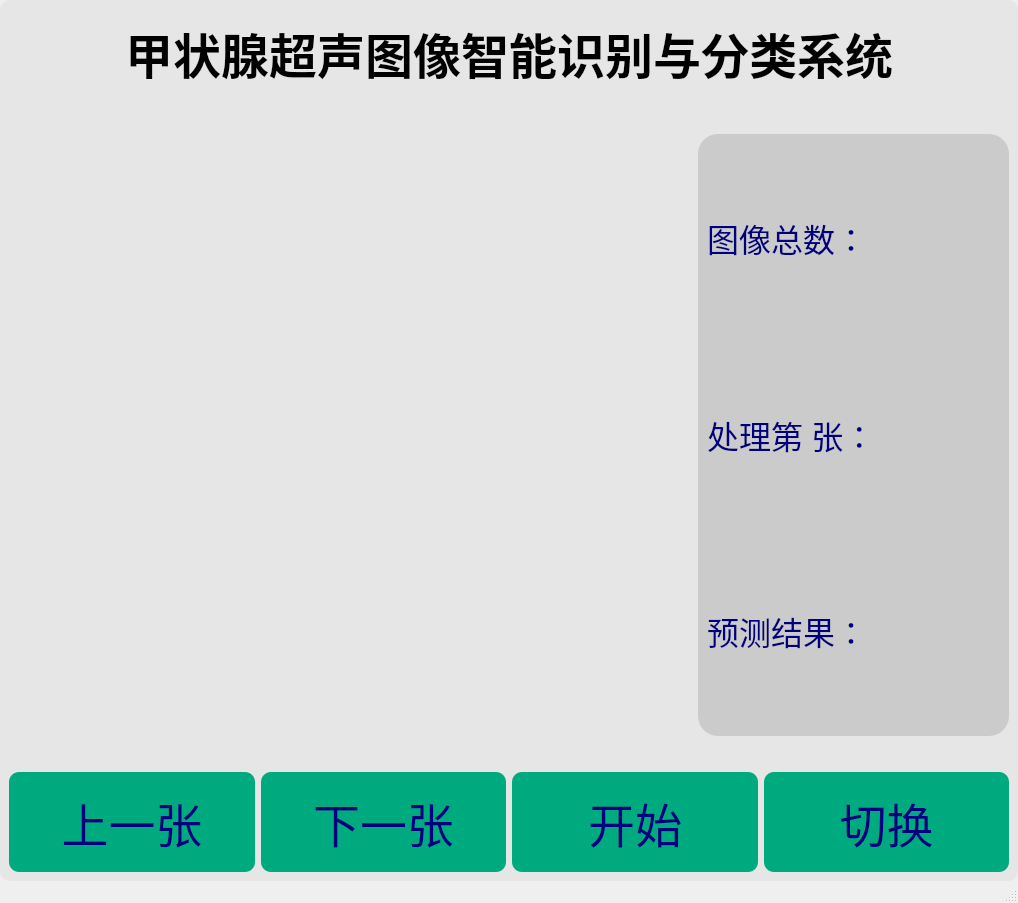
sunbrown/misc, file myui.ui: the form before one commit.
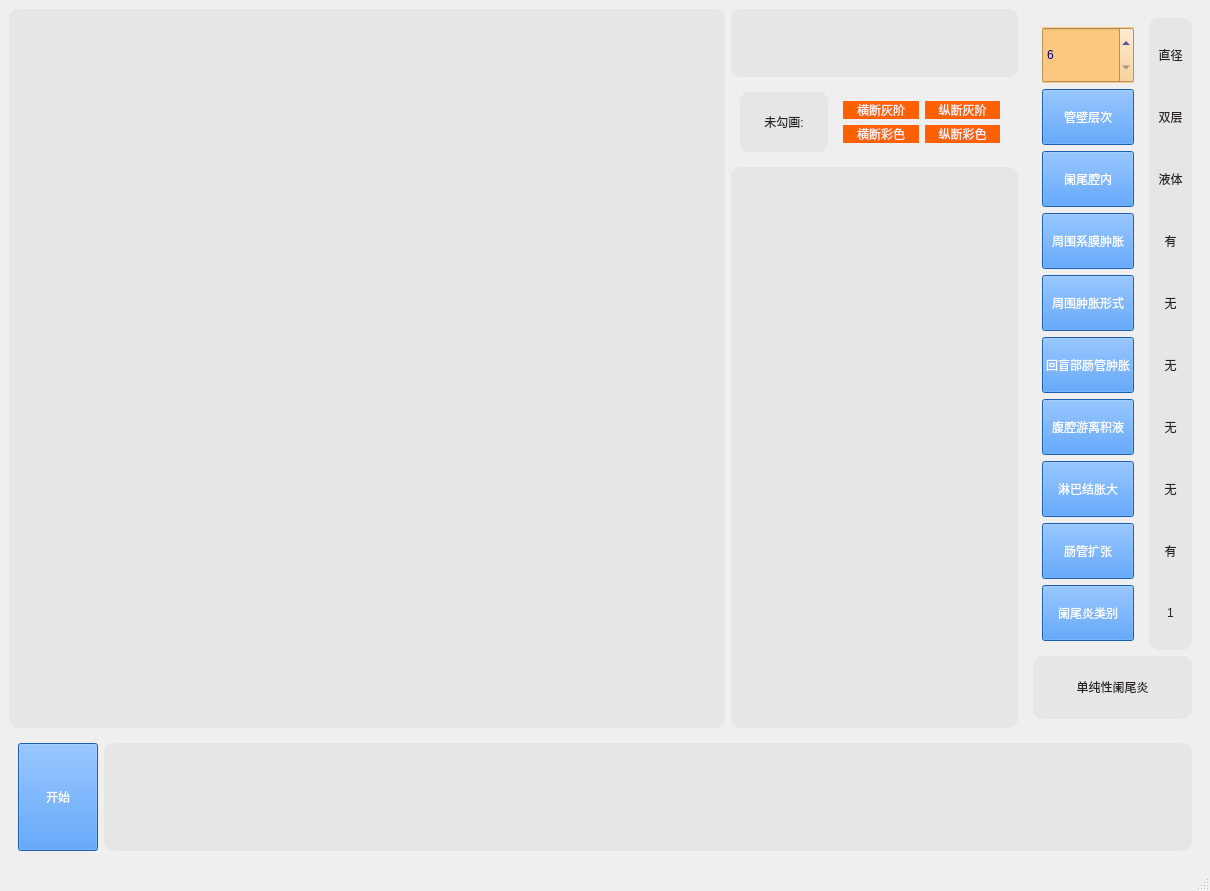
The form after the commit.

The edit to the form file:
```diff
--- a/myui.ui
+++ b/myui.ui
@@ -6,8 +6,8 @@
    <rect>
     <x>0</x>
     <y>0</y>
-    <width>1018</width>
-    <height>903</height>
+    <width>1210</width>
+    <height>891</height>
    </rect>
   </property>
   <property name="windowTitle">
@@ -18,286 +18,568 @@
   </property>
   <widget class="QWidget" name="centralwidget">
    <property name="styleSheet">
-    <string notr="true">background-color: rgb(230, 230, 230);
-border-radius:10px;
-</string>
+    <string notr="true"/>
    </property>
    <layout class="QGridLayout" name="gridLayout_2">
     <item row="0" column="0">
-     <layout class="QVBoxLayout" name="verticalLayout" stretch="0,1,20,1,1">
+     <layout class="QVBoxLayout" name="verticalLayout" stretch="40,5">
       <item>
-       <widget class="QWidget" name="QWidget1" native="true">
-        <property name="styleSheet">
-         <string notr="true"/>
-        </property>
-        <layout class="QVBoxLayout" name="verticalLayout_12" stretch="0">
-         <property name="sizeConstraint">
-          <enum>QLayout::SetNoConstraint</enum>
-         </property>
-         <item alignment="Qt::AlignHCenter">
-          <widget class="QLabel" name="label_title_4">
-           <property name="enabled">
-            <bool>true</bool>
-           </property>
-           <property name="font">
-            <font>
-             <family>Agency FB</family>
-             <pointsize>28</pointsize>
-             <weight>50</weight>
-             <italic>false</italic>
-             <bold>false</bold>
-            </font>
-           </property>
+       <layout class="QHBoxLayout" name="horizontalLayout_23" stretch="5,2,0">
+        <item>
+         <widget class="QWidget" name="widget" native="true">
+          <property name="styleSheet">
+           <string notr="true">background-color: rgb(230, 230, 230);
+border-radius:10px;
+</string>
+          </property>
+          <layout class="QGridLayout" name="gridLayout_4">
+           <item row="0" column="0">
+            <layout class="QGridLayout" name="gridLayout_3"/>
+           </item>
+          </layout>
+         </widget>
+        </item>
+        <item>
+         <layout class="QVBoxLayout" name="verticalLayout_4" stretch="1,1,20">
+          <item>
+           <widget class="QTextBrowser" name="textBrowser_1">
+            <property name="styleSheet">
+             <string notr="true">background-color: rgb(230, 230, 230);
+border-radius:10px;
+font: 20pt &quot;楷体&quot;;
+color: rgb(176,23,31);</string>
+            </property>
+           </widget>
+          </item>
+          <item>
+           <widget class="QWidget" name="widget5" native="true">
+            <layout class="QHBoxLayout" name="horizontalLayout_2" stretch="1,2">
+             <item>
+              <widget class="QLabel" name="label10">
+               <property name="styleSheet">
+                <string notr="true">background-color: rgb(230, 230, 230);
+border-radius:10px;
+
+
+font: 20pt &quot;楷体&quot;;
+color: rgb(41, 36, 33);</string>
+               </property>
+               <property name="text">
+                <string>&lt;html&gt;&lt;head/&gt;&lt;body&gt;&lt;p align=&quot;center&quot;&gt;未勾画:&lt;/p&gt;&lt;/body&gt;&lt;/html&gt;</string>
+               </property>
+              </widget>
+             </item>
+             <item>
+              <widget class="QWidget" name="gridWidget" native="true">
+               <property name="styleSheet">
+                <string notr="true">height:10px;
+border-radius:10px;
+font: 15pt &quot;楷体&quot;;
+color: rgb(240, 240, 240);</string>
+               </property>
+               <layout class="QGridLayout" name="gridLayout_5">
+                <item row="2" column="1">
+                 <widget class="QLabel" name="label3">
+                  <property name="styleSheet">
+                   <string notr="true">background-color:rgb(255,97,0)
+</string>
+                  </property>
+                  <property name="text">
+                   <string>&lt;html&gt;&lt;head/&gt;&lt;body&gt;&lt;p align=&quot;center&quot;&gt;纵断彩色&lt;/p&gt;&lt;/body&gt;&lt;/html&gt;</string>
+                  </property>
+                 </widget>
+                </item>
+                <item row="0" column="0">
+                 <widget class="QLabel" name="label0">
+                  <property name="styleSheet">
+                   <string notr="true">background-color:rgb(255,97,0)
+</string>
+                  </property>
+                  <property name="text">
+                   <string>&lt;html&gt;&lt;head/&gt;&lt;body&gt;&lt;p align=&quot;center&quot;&gt;横断灰阶&lt;/p&gt;&lt;/body&gt;&lt;/html&gt;</string>
+                  </property>
+                 </widget>
+                </item>
+                <item row="2" column="0">
+                 <widget class="QLabel" name="label2">
+                  <property name="styleSheet">
+                   <string notr="true">background-color:rgb(255,97,0)
+</string>
+                  </property>
+                  <property name="text">
+                   <string>&lt;html&gt;&lt;head/&gt;&lt;body&gt;&lt;p align=&quot;center&quot;&gt;横断彩色&lt;/p&gt;&lt;/body&gt;&lt;/html&gt;</string>
+                  </property>
+                 </widget>
+                </item>
+                <item row="0" column="1">
+                 <widget class="QLabel" name="label1">
+                  <property name="styleSheet">
+                   <string notr="true">background-color:rgb(255,97,0)
+</string>
+                  </property>
+                  <property name="text">
+                   <string>&lt;html&gt;&lt;head/&gt;&lt;body&gt;&lt;p align=&quot;center&quot;&gt;纵断灰阶&lt;/p&gt;&lt;/body&gt;&lt;/html&gt;</string>
+                  </property>
+                 </widget>
+                </item>
+               </layout>
+              </widget>
+             </item>
+            </layout>
+           </widget>
+          </item>
+          <item>
+           <widget class="QTextBrowser" name="textBrowser_3">
+            <property name="styleSheet">
+             <string notr="true">background-color: rgb(230, 230, 230);
+border-radius:10px;
+font: 15pt &quot;楷体&quot;;
+color: rgb(41, 36, 33);</string>
+            </property>
+            <property name="html">
+             <string>&lt;!DOCTYPE HTML PUBLIC &quot;-//W3C//DTD HTML 4.0//EN&quot; &quot;http://www.w3.org/TR/REC-html40/strict.dtd&quot;&gt;
+&lt;html&gt;&lt;head&gt;&lt;meta name=&quot;qrichtext&quot; content=&quot;1&quot; /&gt;&lt;style type=&quot;text/css&quot;&gt;
+p, li { white-space: pre-wrap; }
+&lt;/style&gt;&lt;/head&gt;&lt;body style=&quot; font-family:'楷体'; font-size:15pt; font-weight:400; font-style:normal;&quot;&gt;
+&lt;p style=&quot;-qt-paragraph-type:empty; margin-top:0px; margin-bottom:0px; margin-left:0px; margin-right:0px; -qt-block-indent:0; text-indent:0px;&quot;&gt;&lt;br /&gt;&lt;/p&gt;&lt;/body&gt;&lt;/html&gt;</string>
+            </property>
+           </widget>
+          </item>
+         </layout>
+        </item>
+        <item>
+         <widget class="QWidget" name="QWidget2" native="true">
+          <property name="styleSheet">
+           <string notr="true"/>
+          </property>
+          <layout class="QVBoxLayout" name="verticalLayout_15" stretch="10,1">
+           <item>
+            <layout class="QHBoxLayout" name="horizontalLayout" stretch="0,0">
+             <item>
+              <widget class="QWidget" name="widget4" native="true">
+               <property name="styleSheet">
+                <string notr="true">font: 20pt &quot;楷体&quot;;
+</string>
+               </property>
+               <layout class="QVBoxLayout" name="verticalLayout_3">
+                <item>
+                 <widget class="QSpinBox" name="spinBox">
+                  <property name="sizePolicy">
+                   <sizepolicy hsizetype="Minimum" vsizetype="Preferred">
+                    <horstretch>0</horstretch>
+                    <verstretch>0</verstretch>
+                   </sizepolicy>
+                  </property>
+                  <property name="autoFillBackground">
+                   <bool>true</bool>
+                  </property>
+                  <property name="styleSheet">
+                   <string notr="true">background-color: rgb(250, 200, 127);
+height:40px;
+font: 30pt &quot;楷体&quot;;
+color: rgb(0, 0, 127);</string>
+                  </property>
+                  <property name="minimum">
+                   <number>6</number>
+                  </property>
+                  <property name="maximum">
+                   <number>15</number>
+                  </property>
+                  <property name="singleStep">
+                   <number>1</number>
+                  </property>
+                 </widget>
+                </item>
+                <item>
+                 <widget class="QPushButton" name="pushButton_2">
+                  <property name="sizePolicy">
+                   <sizepolicy hsizetype="Preferred" vsizetype="Preferred">
+                    <horstretch>0</horstretch>
+                    <verstretch>0</verstretch>
+                   </sizepolicy>
+                  </property>
+                  <property name="styleSheet">
+                   <string notr="true">
+font: 20pt &quot;楷体&quot;;
+color: rgb(255, 255, 255);
+background-color:rgb(38, 131, 245);</string>
+                  </property>
+                  <property name="text">
+                   <string>管壁层次</string>
+                  </property>
+                 </widget>
+                </item>
+                <item>
+                 <widget class="QPushButton" name="pushButton_3">
+                  <property name="sizePolicy">
+                   <sizepolicy hsizetype="Preferred" vsizetype="Preferred">
+                    <horstretch>0</horstretch>
+                    <verstretch>0</verstretch>
+                   </sizepolicy>
+                  </property>
+                  <property name="styleSheet">
+                   <string notr="true">height:40px;
+font: 20pt &quot;楷体&quot;;
+color: rgb(255, 255, 255);
+background-color:rgb(38, 131, 245);</string>
+                  </property>
+                  <property name="text">
+                   <string>阑尾腔内</string>
+                  </property>
+                 </widget>
+                </item>
+                <item>
+                 <widget class="QPushButton" name="pushButton_4">
+                  <property name="sizePolicy">
+                   <sizepolicy hsizetype="Preferred" vsizetype="Preferred">
+                    <horstretch>0</horstretch>
+                    <verstretch>0</verstretch>
+                   </sizepolicy>
+                  </property>
+                  <property name="styleSheet">
+                   <string notr="true">height:40px;
+font: 20pt &quot;楷体&quot;;
+color: rgb(255, 255, 255);
+background-color:rgb(38, 131, 245);</string>
+                  </property>
+                  <property name="text">
+                   <string>周围系膜肿胀</string>
+                  </property>
+                 </widget>
+                </item>
+                <item>
+                 <widget class="QPushButton" name="pushButton_5">
+                  <property name="sizePolicy">
+                   <sizepolicy hsizetype="Preferred" vsizetype="Preferred">
+                    <horstretch>0</horstretch>
+                    <verstretch>0</verstretch>
+                   </sizepolicy>
+                  </property>
+                  <property name="styleSheet">
+                   <string notr="true">height:40px;
+font: 20pt &quot;楷体&quot;;
+color: rgb(255, 255, 255);
+background-color:rgb(38, 131, 245);</string>
+                  </property>
+                  <property name="text">
+                   <string>周围肿胀形式</string>
+                  </property>
+                 </widget>
+                </item>
+                <item>
+                 <widget class="QPushButton" name="pushButton_6">
+                  <property name="sizePolicy">
+                   <sizepolicy hsizetype="Preferred" vsizetype="Preferred">
+                    <horstretch>0</horstretch>
+                    <verstretch>0</verstretch>
+                   </sizepolicy>
+                  </property>
+                  <property name="styleSheet">
+                   <string notr="true">height:40px;
+font: 20pt &quot;楷体&quot;;
+color: rgb(255, 255, 255);
+background-color:rgb(38, 131, 245);</string>
+                  </property>
+                  <property name="text">
+                   <string>回盲部肠管肿胀</string>
+                  </property>
+                 </widget>
+                </item>
+                <item>
+                 <widget class="QPushButton" name="pushButton_7">
+                  <property name="sizePolicy">
+                   <sizepolicy hsizetype="Preferred" vsizetype="Preferred">
+                    <horstretch>0</horstretch>
+                    <verstretch>0</verstretch>
+                   </sizepolicy>
+                  </property>
+                  <property name="styleSheet">
+                   <string notr="true">height:40px;
+font: 20pt &quot;楷体&quot;;
+color: rgb(255, 255, 255);
+background-color:rgb(38, 131, 245);</string>
+                  </property>
+                  <property name="text">
+                   <string>腹腔游离积液</string>
+                  </property>
+                 </widget>
+                </item>
+                <item>
+                 <widget class="QPushButton" name="pushButton_8">
+                  <property name="sizePolicy">
+                   <sizepolicy hsizetype="Preferred" vsizetype="Preferred">
+                    <horstretch>0</horstretch>
+                    <verstretch>0</verstretch>
+                   </sizepolicy>
+                  </property>
+                  <property name="styleSheet">
+                   <string notr="true">height:40px;
+font: 20pt &quot;楷体&quot;;
+color: rgb(255, 255, 255);
+background-color:rgb(38, 131, 245);</string>
+                  </property>
+                  <property name="text">
+                   <string>淋巴结胀大</string>
+                  </property>
+                 </widget>
+                </item>
+                <item>
+                 <widget class="QPushButton" name="pushButton_9">
+                  <property name="sizePolicy">
+                   <sizepolicy hsizetype="Preferred" vsizetype="Preferred">
+                    <horstretch>0</horstretch>
+                    <verstretch>0</verstretch>
+                   </sizepolicy>
+                  </property>
+                  <property name="styleSheet">
+                   <string notr="true">height:40px;
+font: 20pt &quot;楷体&quot;;
+color: rgb(255, 255, 255);
+background-color:rgb(38, 131, 245);</string>
+                  </property>
+                  <property name="text">
+                   <string>肠管扩张</string>
+                  </property>
+                 </widget>
+                </item>
+                <item>
+                 <widget class="QPushButton" name="pushButton_10">
+                  <property name="sizePolicy">
+                   <sizepolicy hsizetype="Preferred" vsizetype="Preferred">
+                    <horstretch>0</horstretch>
+                    <verstretch>0</verstretch>
+                   </sizepolicy>
+                  </property>
+                  <property name="styleSheet">
+                   <string notr="true">height:40px;
+font: 20pt &quot;楷体&quot;;
+color: rgb(255, 255, 255);
+background-color:rgb(38, 131, 245);</string>
+                  </property>
+                  <property name="text">
+                   <string>阑尾炎类别</string>
+                  </property>
+                 </widget>
+                </item>
+               </layout>
+              </widget>
+             </item>
+             <item>
+              <widget class="QWidget" name="widget3" native="true">
+               <property name="styleSheet">
+                <string notr="true">background-color: rgb(230, 230, 230);
+border-radius:10px;
+
+
+font: 20pt &quot;楷体&quot;;
+color: rgb(41, 36, 33);</string>
+               </property>
+               <layout class="QVBoxLayout" name="verticalLayout_2">
+                <item>
+                 <widget class="QLabel" name="label_1">
+                  <property name="styleSheet">
+                   <string notr="true"/>
+                  </property>
+                  <property name="text">
+                   <string>直径</string>
+                  </property>
+                  <property name="alignment">
+                   <set>Qt::AlignCenter</set>
+                  </property>
+                 </widget>
+                </item>
+                <item>
+                 <widget class="QLabel" name="label_2">
+                  <property name="styleSheet">
+                   <string notr="true"/>
+                  </property>
+                  <property name="text">
+                   <string>双层</string>
+                  </property>
+                  <property name="alignment">
+                   <set>Qt::AlignCenter</set>
+                  </property>
+                 </widget>
+                </item>
+                <item>
+                 <widget class="QLabel" name="label_3">
+                  <property name="styleSheet">
+                   <string notr="true"/>
+                  </property>
+                  <property name="text">
+                   <string>液体</string>
+                  </property>
+                  <property name="alignment">
+                   <set>Qt::AlignCenter</set>
+                  </property>
+                 </widget>
+                </item>
+                <item>
+                 <widget class="QLabel" name="label_4">
+                  <property name="styleSheet">
+                   <string notr="true"/>
+                  </property>
+                  <property name="text">
+                   <string>有</string>
+                  </property>
+                  <property name="alignment">
+                   <set>Qt::AlignCenter</set>
+                  </property>
+                 </widget>
+                </item>
+                <item>
+                 <widget class="QLabel" name="label_5">
+                  <property name="styleSheet">
+                   <string notr="true"/>
+                  </property>
+                  <property name="text">
+                   <string>无</string>
+                  </property>
+                  <property name="alignment">
+                   <set>Qt::AlignCenter</set>
+                  </property>
+                 </widget>
+                </item>
+                <item>
+                 <widget class="QLabel" name="label_6">
+                  <property name="enabled">
+                   <bool>true</bool>
+                  </property>
+                  <property name="sizePolicy">
+                   <sizepolicy hsizetype="Preferred" vsizetype="Preferred">
+                    <horstretch>0</horstretch>
+                    <verstretch>0</verstretch>
+                   </sizepolicy>
+                  </property>
+                  <property name="mouseTracking">
+                   <bool>false</bool>
+                  </property>
+                  <property name="styleSheet">
+                   <string notr="true"/>
+                  </property>
+                  <property name="text">
+                   <string>无</string>
+                  </property>
+                  <property name="scaledContents">
+                   <bool>false</bool>
+                  </property>
+                  <property name="alignment">
+                   <set>Qt::AlignCenter</set>
+                  </property>
+                 </widget>
+                </item>
+                <item>
+                 <widget class="QLabel" name="label_7">
+                  <property name="styleSheet">
+                   <string notr="true"/>
+                  </property>
+                  <property name="text">
+                   <string>无</string>
+                  </property>
+                  <property name="alignment">
+                   <set>Qt::AlignCenter</set>
+                  </property>
+                 </widget>
+                </item>
+                <item>
+                 <widget class="QLabel" name="label_8">
+                  <property name="styleSheet">
+                   <string notr="true"/>
+                  </property>
+                  <property name="text">
+                   <string>无</string>
+                  </property>
+                  <property name="alignment">
+                   <set>Qt::AlignCenter</set>
+                  </property>
+                 </widget>
+                </item>
+                <item>
+                 <widget class="QLabel" name="label_9">
+                  <property name="styleSheet">
+                   <string notr="true"/>
+                  </property>
+                  <property name="text">
+                   <string>有</string>
+                  </property>
+                  <property name="alignment">
+                   <set>Qt::AlignCenter</set>
+                  </property>
+                 </widget>
+                </item>
+                <item>
+                 <widget class="QLabel" name="label_10">
+                  <property name="styleSheet">
+                   <string notr="true"/>
+                  </property>
+                  <property name="text">
+                   <string>1</string>
+                  </property>
+                  <property name="alignment">
+                   <set>Qt::AlignCenter</set>
+                  </property>
+                 </widget>
+                </item>
+               </layout>
+              </widget>
+             </item>
+            </layout>
+           </item>
+           <item>
+            <widget class="QLabel" name="label_11">
+             <property name="styleSheet">
+              <string notr="true">background-color: rgb(230, 230, 230);
+border-radius:10px;
+font: 20pt &quot;楷体&quot;;
+color: rgb(41, 36, 33);
+</string>
+             </property>
+             <property name="text">
+              <string>&lt;html&gt;&lt;head/&gt;&lt;body&gt;&lt;p align=&quot;center&quot;&gt;单纯性阑尾炎&lt;/p&gt;&lt;/body&gt;&lt;/html&gt;</string>
+             </property>
+            </widget>
+           </item>
+          </layout>
+         </widget>
+        </item>
+       </layout>
+      </item>
+      <item>
+       <widget class="QWidget" name="widget2" native="true">
+        <layout class="QHBoxLayout" name="horizontalLayout_24">
+         <item>
+          <widget class="QPushButton" name="start">
            <property name="styleSheet">
-            <string notr="true"/>
+            <string notr="true">height:100px;
+font: 35pt &quot;楷体&quot;;
+color: rgb(255, 255, 255);
+background-color:rgb(38, 131, 245);</string>
            </property>
            <property name="text">
+            <string>开始</string>
+           </property>
+          </widget>
+         </item>
+         <item>
+          <widget class="QTextBrowser" name="textBrowser_2">
+           <property name="styleSheet">
+            <string notr="true">background-color: rgb(230, 230, 230);
+border-radius:10px;
+font: 20pt &quot;楷体&quot;;
+color: rgb(41, 36, 33);</string>
+           </property>
+           <property name="html">
             <string>&lt;!DOCTYPE HTML PUBLIC &quot;-//W3C//DTD HTML 4.0//EN&quot; &quot;http://www.w3.org/TR/REC-html40/strict.dtd&quot;&gt;
 &lt;html&gt;&lt;head&gt;&lt;meta name=&quot;qrichtext&quot; content=&quot;1&quot; /&gt;&lt;style type=&quot;text/css&quot;&gt;
 p, li { white-space: pre-wrap; }
-&lt;/style&gt;&lt;/head&gt;&lt;body style=&quot; font-family:'微软雅黑'; font-size:30pt; font-weight:72; font-style:normal;&quot;&gt;
-&lt;p style=&quot; margin-top:12px; margin-bottom:12px; margin-left:0px; margin-right:0px; -qt-block-indent:0; text-indent:0px;&quot;&gt;&lt;span style=&quot; font-size:36pt; font-weight:600;&quot;&gt;甲状腺超声图像智能识别与分类系统&lt;/span&gt;&lt;/p&gt;&lt;/body&gt;&lt;/html&gt;</string>
+&lt;/style&gt;&lt;/head&gt;&lt;body style=&quot; font-family:'楷体'; font-size:20pt; font-weight:400; font-style:normal;&quot;&gt;
+&lt;p style=&quot;-qt-paragraph-type:empty; margin-top:0px; margin-bottom:0px; margin-left:0px; margin-right:0px; -qt-block-indent:0; text-indent:0px; font-size:10pt;&quot;&gt;&lt;br /&gt;&lt;/p&gt;&lt;/body&gt;&lt;/html&gt;</string>
            </property>
           </widget>
          </item>
         </layout>
        </widget>
       </item>
-      <item>
-       <spacer name="verticalSpacer">
-        <property name="orientation">
-         <enum>Qt::Vertical</enum>
-        </property>
-        <property name="sizeType">
-         <enum>QSizePolicy::Preferred</enum>
-        </property>
-        <property name="sizeHint" stdset="0">
-         <size>
-          <width>20</width>
-          <height>40</height>
-         </size>
-        </property>
-       </spacer>
-      </item>
-      <item>
-       <layout class="QHBoxLayout" name="horizontalLayout_23" stretch="1,20,1,10">
-        <item>
-         <spacer name="horizontalSpacer">
-          <property name="orientation">
-           <enum>Qt::Horizontal</enum>
-          </property>
-          <property name="sizeHint" stdset="0">
-           <size>
-            <width>40</width>
-            <height>20</height>
-           </size>
-          </property>
-         </spacer>
-        </item>
-        <item>
-         <widget class="QLabel" name="label_10">
-          <property name="text">
-           <string/>
-          </property>
-         </widget>
-        </item>
-        <item>
-         <spacer name="horizontalSpacer_10">
-          <property name="orientation">
-           <enum>Qt::Horizontal</enum>
-          </property>
-          <property name="sizeType">
-           <enum>QSizePolicy::Preferred</enum>
-          </property>
-          <property name="sizeHint" stdset="0">
-           <size>
-            <width>40</width>
-            <height>20</height>
-           </size>
-          </property>
-         </spacer>
-        </item>
-        <item>
-         <widget class="QWidget" name="QWidget2" native="true">
-          <property name="styleSheet">
-           <string notr="true">color: rgb(0, 0, 127);
-background-color: rgb(203, 203, 203);
-border-radius:20px;</string>
-          </property>
-          <layout class="QVBoxLayout" name="verticalLayout_15">
-           <item>
-            <widget class="QLabel" name="label_imNum_10">
-             <property name="font">
-              <font>
-               <family>楷体</family>
-               <pointsize>24</pointsize>
-               <weight>50</weight>
-               <italic>false</italic>
-               <bold>false</bold>
-              </font>
-             </property>
-             <property name="styleSheet">
-              <string notr="true">font: 24pt &quot;楷体&quot;;</string>
-             </property>
-             <property name="text">
-              <string>&lt;html&gt;&lt;head/&gt;&lt;body&gt;&lt;p&gt;&lt;span style=&quot; font-size:24pt;&quot;&gt;图像总数：&lt;/span&gt;&lt;/p&gt;&lt;/body&gt;&lt;/html&gt;</string>
-             </property>
-            </widget>
-           </item>
-           <item>
-            <widget class="QLabel" name="label_i_10">
-             <property name="font">
-              <font>
-               <family>楷体</family>
-               <pointsize>24</pointsize>
-               <weight>50</weight>
-               <italic>false</italic>
-               <bold>false</bold>
-              </font>
-             </property>
-             <property name="styleSheet">
-              <string notr="true">font: 24pt &quot;楷体&quot;;</string>
-             </property>
-             <property name="text">
-              <string>&lt;html&gt;&lt;head/&gt;&lt;body&gt;&lt;p&gt;&lt;span style=&quot; font-size:24pt;&quot;&gt;处理第 张：&lt;/span&gt;&lt;/p&gt;&lt;/body&gt;&lt;/html&gt;</string>
-             </property>
-            </widget>
-           </item>
-           <item>
-            <widget class="QLabel" name="label_res_10">
-             <property name="font">
-              <font>
-               <family>楷体</family>
-               <pointsize>24</pointsize>
-               <weight>50</weight>
-               <italic>false</italic>
-               <bold>false</bold>
-              </font>
-             </property>
-             <property name="styleSheet">
-              <string notr="true">color: rgb(0, 0, 127);
-font: 24pt &quot;楷体&quot;;</string>
-             </property>
-             <property name="text">
-              <string>&lt;html&gt;&lt;head/&gt;&lt;body&gt;&lt;p&gt;&lt;span style=&quot; font-size:24pt;&quot;&gt;预测结果：&lt;/span&gt;&lt;/p&gt;&lt;/body&gt;&lt;/html&gt;</string>
-             </property>
-            </widget>
-           </item>
-          </layout>
-         </widget>
-        </item>
-       </layout>
-      </item>
-      <item>
-       <spacer name="verticalSpacer_2">
-        <property name="orientation">
-         <enum>Qt::Vertical</enum>
-        </property>
-        <property name="sizeType">
-         <enum>QSizePolicy::Preferred</enum>
-        </property>
-        <property name="sizeHint" stdset="0">
-         <size>
-          <width>20</width>
-          <height>40</height>
-         </size>
-        </property>
-       </spacer>
-      </item>
-      <item>
-       <layout class="QHBoxLayout" name="horizontalLayout_24">
-        <item>
-         <widget class="QPushButton" name="pushBt_up_10">
-          <property name="font">
-           <font>
-            <family>楷体</family>
-            <pointsize>35</pointsize>
-            <weight>50</weight>
-            <italic>false</italic>
-            <bold>false</bold>
-           </font>
-          </property>
-          <property name="styleSheet">
-           <string notr="true">background-color: rgb(0, 170, 127);
-height:100px;
-font: 35pt &quot;楷体&quot;;
-color: rgb(0, 0, 127);
-</string>
-          </property>
-          <property name="text">
-           <string>上一张</string>
-          </property>
-         </widget>
-        </item>
-        <item>
-         <widget class="QPushButton" name="pushBt_dwn_10">
-          <property name="font">
-           <font>
-            <family>楷体</family>
-            <pointsize>35</pointsize>
-            <weight>50</weight>
-            <italic>false</italic>
-            <bold>false</bold>
-           </font>
-          </property>
-          <property name="styleSheet">
-           <string notr="true">background-color: rgb(0, 170, 127);
-height:100px;
-font: 35pt &quot;楷体&quot;;
-color: rgb(0, 0, 127);</string>
-          </property>
-          <property name="text">
-           <string>下一张</string>
-          </property>
-         </widget>
-        </item>
-        <item>
-         <widget class="QPushButton" name="pushBt_reset_10">
-          <property name="font">
-           <font>
-            <family>楷体</family>
-            <pointsize>35</pointsize>
-            <weight>50</weight>
-            <italic>false</italic>
-            <bold>false</bold>
-           </font>
-          </property>
-          <property name="styleSheet">
-           <string notr="true">background-color: rgb(0, 170, 127);
-height:100px;
-font: 35pt &quot;楷体&quot;;
-color: rgb(0, 0, 127);
-</string>
-          </property>
-          <property name="text">
-           <string>开始</string>
-          </property>
-         </widget>
-        </item>
-        <item>
-         <widget class="QPushButton" name="pushBt_cntinu_10">
-          <property name="font">
-           <font>
-            <family>楷体</family>
-            <pointsize>35</pointsize>
-            <weight>50</weight>
-            <italic>false</italic>
-            <bold>false</bold>
-           </font>
-          </property>
-          <property name="styleSheet">
-           <string notr="true">background-color: rgb(0, 170, 127);
-height:100px;
-font: 35pt &quot;楷体&quot;;
-color: rgb(0, 0, 127);</string>
-          </property>
-          <property name="text">
-           <string>切换</string>
-          </property>
-         </widget>
-        </item>
-       </layout>
-      </item>
      </layout>
     </item>
    </layout>
```
Left out of the diff: 51 changed lines with no effect on the pictures.
